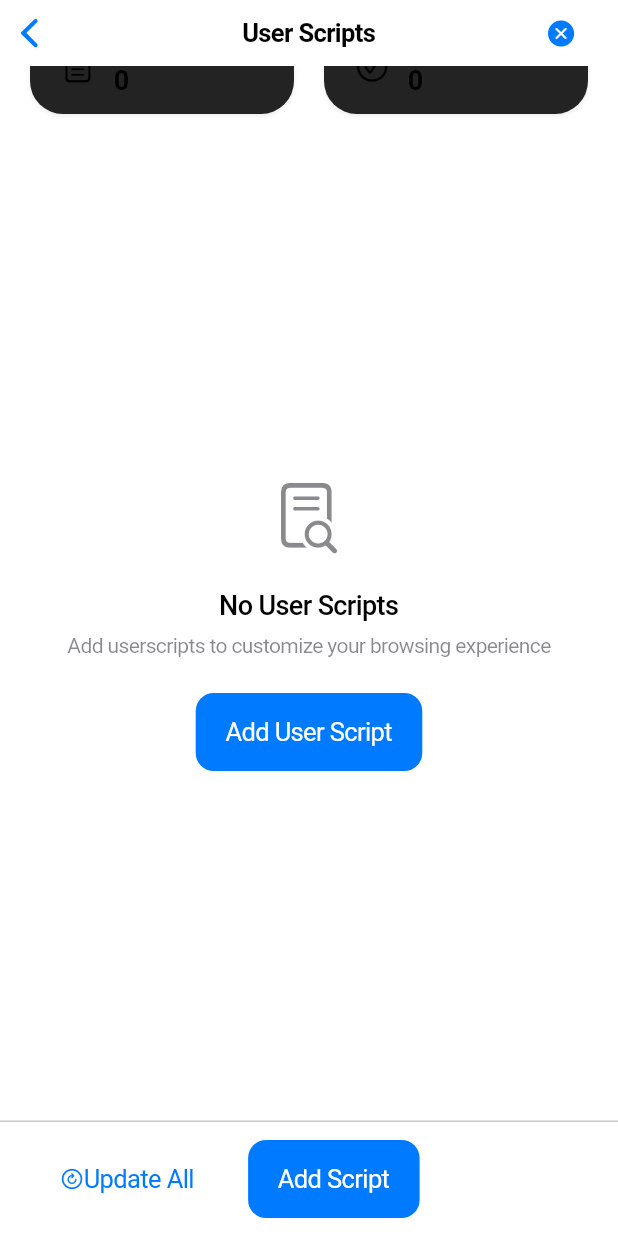
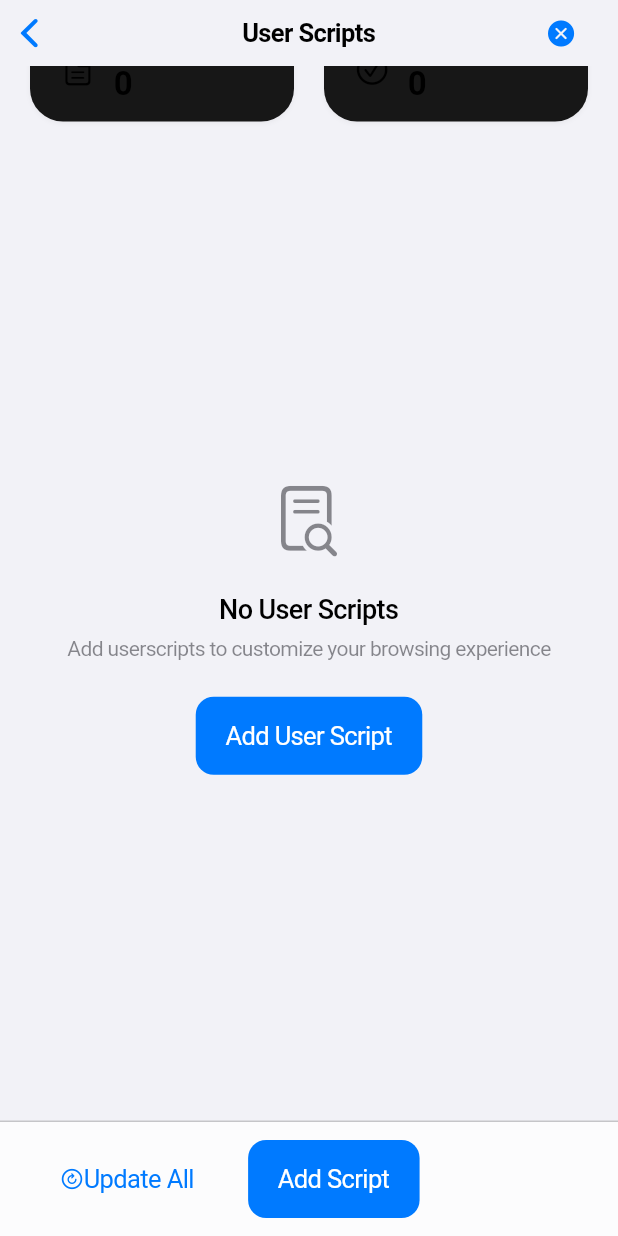
Before and after one commit to amosogra/flutter_wblock_plugin, a Flutter app: the UserScriptManagerView screen opened directly with empty values, on a phone screen of 412 x 824 dp. Run offline on Flutter 3.47's test engine with Material 3 defaults, Android fonts, the phone set to English and light mode, and no system bars; our stand-ins replace plugin_platform_interface; missing offline and left inert: macos_ui; accounts and stored records are empty.

Commit message:
Enforce light theme and unify app color scheme
Introduced theme_constants.dart to centralize color and style definitions for both macOS and iOS. Updated all views to use WBlockTheme for consistent backgrounds, text, and component colors. Forced light mode on both platforms via Info.plist and MainFlutterWindow.swift. Refined UI elements for a more native and cohesive appearance.

```diff
--- /dev/null
+++ b/example/lib/theme/theme_constants.dart
@@ -0,0 +1,106 @@
+import 'package:flutter/material.dart';
+import 'package:flutter/cupertino.dart';
+import 'dart:io';
+
+/// Theme constants for wBlock to match the native Swift UI appearance
+class WBlockTheme {
+  // Prevent instantiation
+  WBlockTheme._();
+
+  // Background colors
+  static const Color macOSBackgroundColor = Color(0xFFF5F5F7); // Light gray background
+  static const Color iOSBackgroundColor = Color(0xFFF2F2F7); // System grouped background
+  static const Color windowBackgroundColor = Color(0xFFF0F0F0); // Window background
+
+  // Card/Container colors
+  static const Color cardBackgroundColor = Color(0xFFFFFFFF); // Pure white
+  static final Color cardBackgroundColorTranslucent = Colors.white.withOpacity(0.8);
+  static final Color modalBackgroundColor = Colors.white.withOpacity(0.95);
+
+  // Text colors
+  static const Color primaryTextColor = Color(0xFF000000); // Black
+  static const Color secondaryTextColor = Color(0xFF8E8E93); // Secondary gray
+  static const Color tertiaryTextColor = Color(0xFFC7C7CC); // Tertiary gray
+
+  // Component colors
+  static const Color statCardBackground = Color(0xFFF5F5F7); // Light gray for stat cards
+  static const Color dividerColor = Color(0xFFE5E5EA); // Light divider
+  static final Color subtleDividerColor = Colors.black.withOpacity(0.1);
+
+  // iOS specific
+  static const Color iOSNavigationBarColor = Color(0xFFF9F9F9);
+  static final Color iOSNavigationBarColorTranslucent = iOSNavigationBarColor.withOpacity(0.94);
+
+  // Shadow and effects
+  static final Color shadowColor = Colors.black.withOpacity(0.05);
+  static final Color overlayColor = Colors.black.withOpacity(0.1);
+
+  // Alert colors
+  static const Color warningColor = Colors.orange;
+  static const Color errorColor = CupertinoColors.systemRed;
+  static const Color successColor = CupertinoColors.systemGreen;
+
+  // Get background color based on platform
+  static Color getBackgroundColor() {
+    if (Platform.isMacOS) {
+      return macOSBackgroundColor;
+    } else if (Platform.isIOS) {
+      return iOSBackgroundColor;
+    }
+    return Colors.grey[100]!;
+  }
+
+  // Get card shadow
+  static BoxShadow getCardShadow() {
+    return BoxShadow(
+      color: shadowColor,
+      blurRadius: 2,
+      offset: const Offset(0, 1),
+    );
+  }
+
+  // Standard border radius
+  static const double borderRadius = 12.0;
+  static const double pillBorderRadius = 100.0;
+  static const double iOSContinuousBorderRadius = 22.0;
+
+  // Standard padding
+  static const EdgeInsets cardPadding = EdgeInsets.all(16);
+  static const EdgeInsets screenPadding = EdgeInsets.all(20);
+  static const EdgeInsets iOSScreenPadding = EdgeInsets.symmetric(horizontal: 16, vertical: 20);
+
+  // Text styles
+  static const TextStyle headlineStyle = TextStyle(
+    fontSize: 17,
+    fontWeight: FontWeight.w600,
+    color: primaryTextColor,
+  );
+
+  static const TextStyle bodyStyle = TextStyle(
+    fontSize: 15,
+    fontWeight: FontWeight.w500,
+    color: primaryTextColor,
+  );
+
+  static const TextStyle captionStyle = TextStyle(
+    fontSize: 12,
+    color: secondaryTextColor,
+  );
+
+  static const TextStyle smallCaptionStyle = TextStyle(
+    fontSize: 11,
+    color: tertiaryTextColor,
+  );
+
+  static const TextStyle statValueStyle = TextStyle(
+    fontSize: 22,
+    fontWeight: FontWeight.w600,
+    color: primaryTextColor,
+  );
+
+  static const TextStyle statLabelStyle = TextStyle(
+    fontSize: 13,
+    fontWeight: FontWeight.normal,
+    color: secondaryTextColor,
+  );
+}
--- a/example/lib/views/stat_card.dart
+++ b/example/lib/views/stat_card.dart
@@ -1,5 +1,6 @@
 import 'package:flutter/material.dart';
 import 'package:flutter/cupertino.dart';
+import 'package:flutter_wblock_plugin_example/theme/theme_constants.dart';
 import 'dart:io';
 
 import 'package:macos_ui/macos_ui.dart';
@@ -35,14 +36,10 @@ class StatCard extends StatelessWidget {
     return Container(
       padding: const EdgeInsets.symmetric(vertical: 12, horizontal: 20),
       decoration: BoxDecoration(
-        color: pillColor.withOpacity(0.85),
-        borderRadius: BorderRadius.circular(20),
+        color: pillColor.withOpacity(0.9),
+        borderRadius: BorderRadius.circular(100), // Capsule shape
         boxShadow: [
-          BoxShadow(
-            color: pillColor.withOpacity(0.08),
-            blurRadius: 2,
-            offset: const Offset(0, 1),
-          ),
+          WBlockTheme.getCardShadow(),
         ],
       ),
       child: Row(
@@ -60,19 +57,14 @@ class StatCard extends StatelessWidget {
             children: [
               Text(
                 title,
-                style: TextStyle(
-                  fontSize: 13,
-                  color: Colors.grey[600],
-                ),
+                style: WBlockTheme.statLabelStyle,
               ),
               const SizedBox(height: 4),
               SizedBox(
                 width: valueWidth,
                 child: Text(
                   value,
-                  style: TextStyle(
-                    fontSize: 18,
-                    fontWeight: FontWeight.w600,
+                  style: WBlockTheme.statValueStyle.copyWith(
                     color: valueColor,
                     fontFeatures: const [FontFeature.tabularFigures()],
                   ),
@@ -89,14 +81,10 @@ class StatCard extends StatelessWidget {
     return Container(
       padding: const EdgeInsets.symmetric(vertical: 12, horizontal: 20),
       decoration: BoxDecoration(
-        color: pillColor.withOpacity(0.85),
-        borderRadius: BorderRadius.circular(22),
+        color: pillColor.withOpacity(0.9),
+        borderRadius: BorderRadius.circular(22), // Continuous curve
         boxShadow: [
-          BoxShadow(
-            color: pillColor.withOpacity(0.08),
-            blurRadius: 2,
-            offset: const Offset(0, 1),
-          ),
+          WBlockTheme.getCardShadow(),
         ],
       ),
       child: Row(
@@ -114,19 +102,14 @@ class StatCard extends StatelessWidget {
             children: [
               Text(
                 title,
-                style: const TextStyle(
-                  fontSize: 13,
-                  color: CupertinoColors.secondaryLabel,
-                ),
+                style: WBlockTheme.statLabelStyle,
               ),
               const SizedBox(height: 4),
               SizedBox(
                 width: valueWidth,
                 child: Text(
                   value,
-                  style: TextStyle(
-                    fontSize: 18,
-                    fontWeight: FontWeight.w600,
+                  style: WBlockTheme.statValueStyle.copyWith(
                     color: valueColor,
                     fontFeatures: const [FontFeature.tabularFigures()],
                   ),
```
Also changed, not shown: example/lib/main.dart (+12 -6 lines), example/lib/views/apply_changes_progress_view.dart (+16 -37 lines), example/lib/views/content_view.dart (+48 -56 lines), example/lib/views/logs_view.dart (+7 -4 lines), example/lib/views/update_popup_view.dart (+12 -11 lines), 20 other files.
